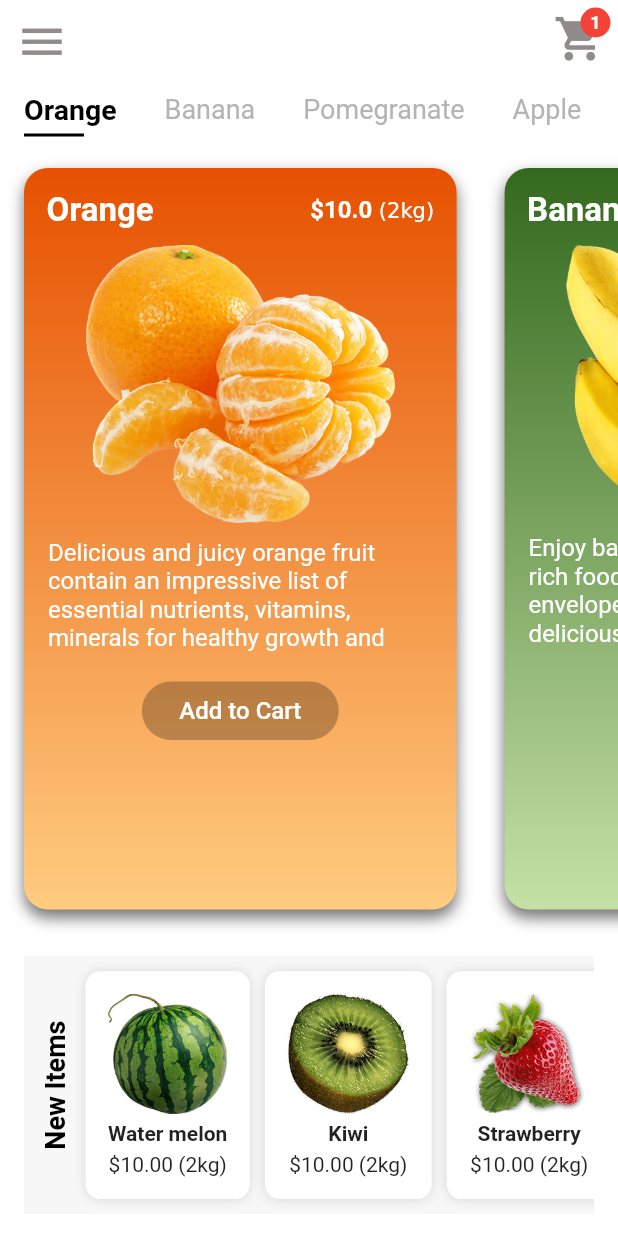
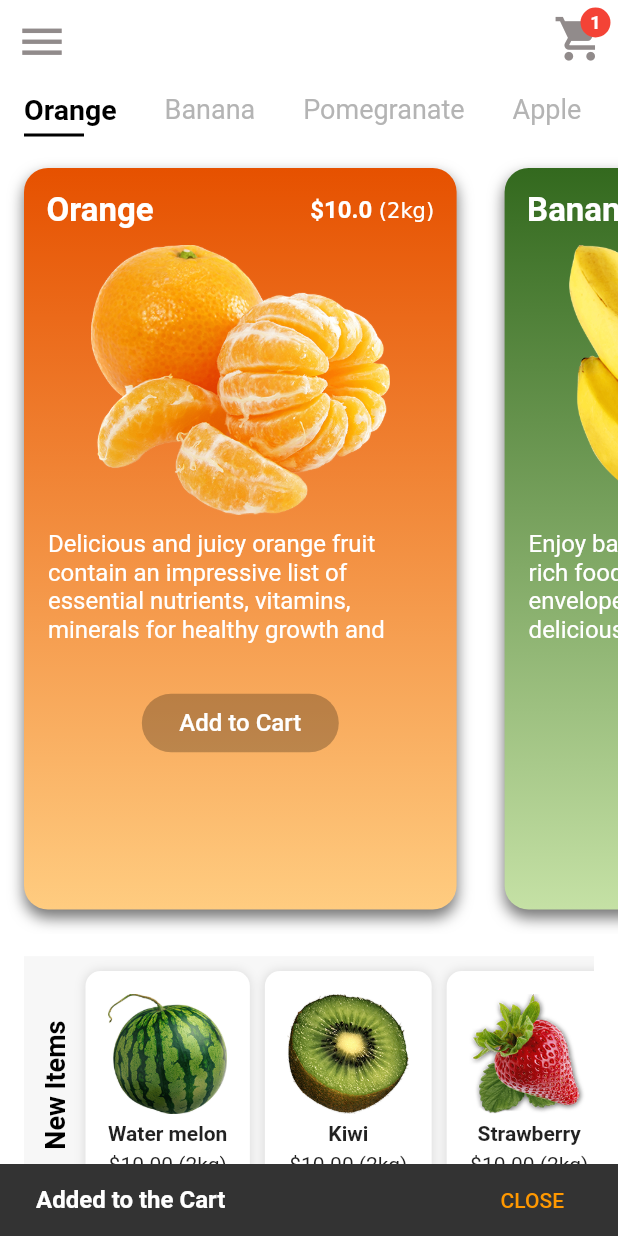
Before and after one commit to codingbbq/fruit_app, a Flutter app: the screen it shows after launch, scrolled down 43 dp, after a tap on "Add to Cart", on a phone screen of 412 x 824 dp. Run offline on Flutter 3.47's test engine with Material 2 defaults, Android fonts, the phone set to English and light mode, and no system bars.

Commit message:
Improved code for state management and improved UI for fruit cart. All the buttons are aligned at equidistance from bottom

```diff
--- a/lib/app_state.dart
+++ b/lib/app_state.dart
@@ -4,6 +4,7 @@ class AppState extends ChangeNotifier {
 
   int fruitId = 1;
   int cart = 0;
+  bool success = false;
   List<int> cartDetails = [];
 
   selectFruitId(int fruitId) {
@@ -15,6 +16,9 @@ class AppState extends ChangeNotifier {
     if(!cartDetails.contains(fruitId)){
       this.cartDetails.add(fruitId);
       this.cart += 1;
+      this.success = true;
+    }else{
+      this.success = false;
     }
     notifyListeners();
   }
--- a/lib/widgets/fruit_card.dart
+++ b/lib/widgets/fruit_card.dart
@@ -12,7 +12,6 @@ class FruitCard extends StatelessWidget {
 
   @override
   Widget build(BuildContext context) {
-
     final appState = Provider.of<AppState>(context);
 
     return Padding(
@@ -71,21 +70,26 @@ class FruitCard extends StatelessWidget {
                   ],
                 ),
               ),
-              Padding(
+              Container(
+                height: 200,
+                              child: Padding(
                   padding: const EdgeInsets.all(10.0),
                   child: Center(
                       child: Image(
                     image: AssetImage(fruit.imagePath),
-                    width: MediaQuery.of(context).size.width * 0.50,
-                  )
+                    fit: BoxFit.fitHeight,
+                  )),
                 ),
               ),
-              Padding(
+              Container(
+                height: 90,
+                child: Padding(
                   padding: const EdgeInsets.symmetric(horizontal: 16.0),
                   child: Text(
                     fruit.summary,
                     maxLines: 4,
                     style: TextStyle(fontSize: 16.0, color: Colors.white),
+                  ),
                 ),
               ),
               SizedBox(height: 15.0),
@@ -101,6 +105,7 @@ class FruitCard extends StatelessWidget {
                   ),
                   onPressed: () {
                     appState.addToCart(fruit.id);
+                    _showNotificationMessage(context, appState.success);
                   },
                   shape: RoundedRectangleBorder(
                     borderRadius: BorderRadius.circular(20.0),
@@ -113,4 +118,29 @@ class FruitCard extends StatelessWidget {
       ),
     );
   }
+
+  void _showNotificationMessage(BuildContext context, bool success) {
+    final scaffold = Scaffold.of(context);
+    scaffold.showSnackBar(
+      SnackBar(
+        content: success
+            ? Text(
+                'Added to the Cart',
+                style: TextStyle(
+                    color: Colors.white,
+                    fontWeight: FontWeight.bold,
+                    fontSize: 16.0),
+              )
+            : Text(
+                'Already in the cart',
+                style: TextStyle(
+                    color: Colors.red,
+                    fontWeight: FontWeight.bold,
+                    fontSize: 16.0),
+              ),
+        action: SnackBarAction(
+            label: 'CLOSE', onPressed: scaffold.hideCurrentSnackBar),
+      ),
+    );
   }
+}
```
Lines whose indentation alone changed are shown as unchanged.
